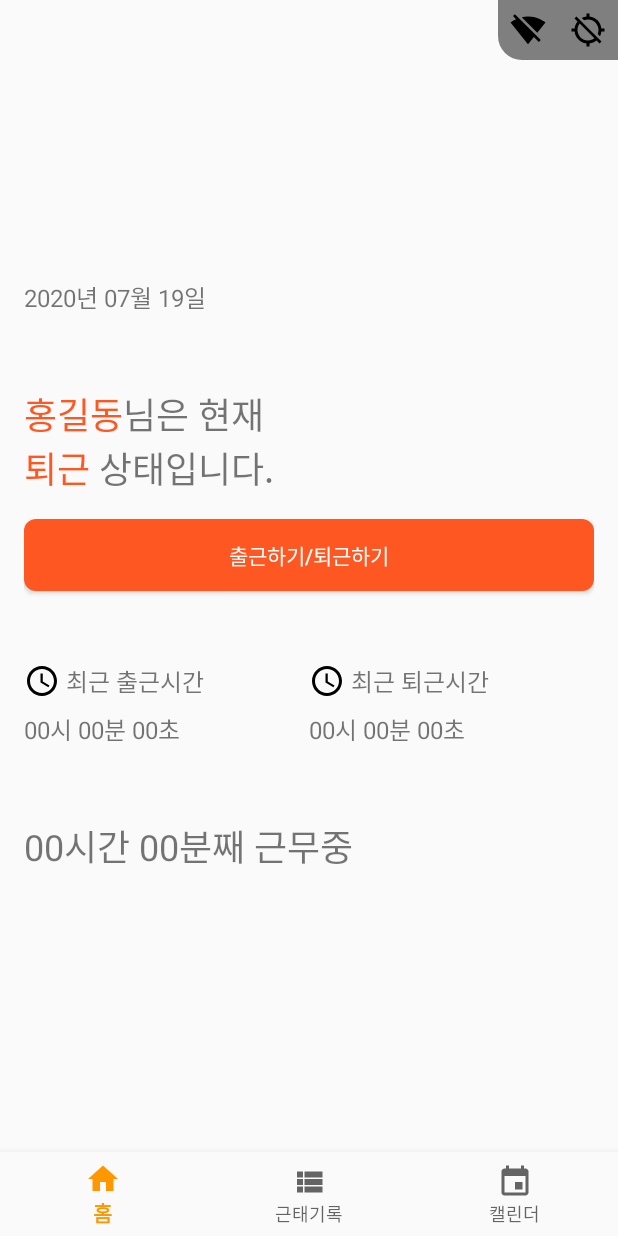
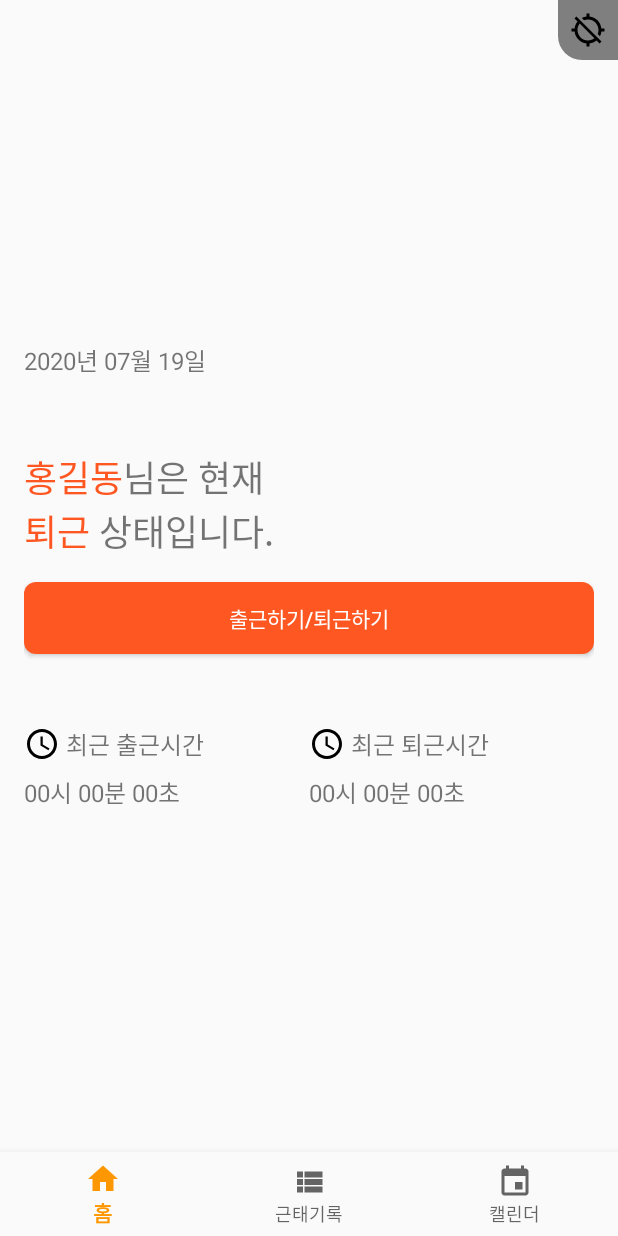
Before and after one commit to g-bridge-etners/g-bridge-etners, an Android app: the FragmentHome screen opened directly, with no data from a screen before it, after a tap on "출근하기/퇴근하기", on a phone screen of 412 x 824 dp. Run offline under Robolectric (Android 15) with nearby library versions, the phone set to English and light mode, and no system bars.

Commit message:
출퇴근 기능(출퇴근 1번씩 하고나면 출퇴근이 안되는 문제 있음)

```diff
--- a/app/src/main/java/com/gbridge/etners/ui/main/FragmentHome.java
+++ b/app/src/main/java/com/gbridge/etners/ui/main/FragmentHome.java
@@ -20,7 +20,6 @@ import androidx.fragment.app.Fragment;
 
 import com.gbridge.etners.R;
 import com.gbridge.etners.util.GpsReceiver;
-import com.gbridge.etners.util.WifiUtil;
 import com.gbridge.etners.util.retrofit.commute.CommuteAPI;
 import com.gbridge.etners.util.retrofit.commute.CommuteRequest;
 import com.gbridge.etners.util.retrofit.commute.CommuteResponse;
@@ -40,13 +39,14 @@ public class FragmentHome extends Fragment implements View.OnClickListener {
     private Context context;
     private Activity activity;
     private String token;
-    private boolean isWifiConnected = false;
     private boolean isGpsConnected = false;
-    private int commuteState = 0;   //0:미출근, 1:출근, 2:퇴근
+    private int commuteState = 3;   //1:출근, 2:퇴근, 3: 미출근
+    private Double lat;
+    private Double lon;
 
     private LinearLayout stateLayout;
-    private ImageView wifiState, gpsState;
-    private TextView date, name, userState, startTime, endTime, workingTime;
+    private ImageView gpsState;
+    private TextView date, name, userState, startTime, endTime;
     private Button checkButton;
 
     public FragmentHome(Context context, Activity activity, String token) {
@@ -60,9 +60,6 @@ public class FragmentHome extends Fragment implements View.OnClickListener {
     public View onCreateView(@NonNull LayoutInflater inflater, @Nullable ViewGroup container, @Nullable Bundle savedInstanceState) {
         View view = inflater.inflate(R.layout.fragment_home, container, false);
 
-        stateLayout = view.findViewById(R.id.home_stateLayout);
-        wifiState = view.findViewById(R.id.home_wifiState);
-        wifiState.setOnClickListener(this);
         gpsState = view.findViewById(R.id.home_gpsState);
         gpsState.setOnClickListener(this);
         date = view.findViewById(R.id.home_date);
@@ -70,12 +67,10 @@ public class FragmentHome extends Fragment implements View.OnClickListener {
         userState = view.findViewById(R.id.home_userState);
         startTime = view.findViewById(R.id.home_startTime);
         endTime = view.findViewById(R.id.home_endTime);
-        workingTime = view.findViewById(R.id.home_workingTime);
         checkButton = view.findViewById(R.id.home_checkButton);
         checkButton.setOnClickListener(this);
 
         setDateView();
-        checkWifiState(view);
         checkGpsState(view);
         checkCommuteState();
 
@@ -85,14 +80,11 @@ public class FragmentHome extends Fragment implements View.OnClickListener {
     @Override
     public void onClick(View v) {
         switch(v.getId()) {
-            case R.id.home_wifiState:
-                checkWifiState(v);
-                break;
             case R.id.home_gpsState:
                 checkGpsState(v);
                 break;
             case R.id.home_checkButton:
-                Toast.makeText(context, "출퇴근 버튼", Toast.LENGTH_SHORT).show();
+                commute(v);
                 break;
         }
     }
@@ -105,21 +97,6 @@ public class FragmentHome extends Fragment implements View.OnClickListener {
         date.setText(stringDate);
     }
 
-    private void checkWifiState(View view) {
-        String wifiAp = WifiUtil.getAp(view.getContext());
-
-        if(wifiAp != null) {
-            isWifiConnected = true;
-            wifiState.setImageResource(R.drawable.ic_wifi);
-            wifiState.setBackgroundTintList(ColorStateList.valueOf(getResources().getColor(R.color.colorAccent)));
-        }
-        else {
-            isWifiConnected = false;
-            wifiState.setImageResource(R.drawable.ic_wifi_off);
-            wifiState.setBackgroundTintList(ColorStateList.valueOf(getResources().getColor(R.color.colorGray)));
-        }
-    }
-
     private void checkGpsState(View view) {
         new GpsReceiver(view.getContext()) {
             @NonNull
@@ -127,12 +104,14 @@ public class FragmentHome extends Fragment implements View.OnClickListener {
             protected void onReceive(Double latitude, Double longitude) {
                 if(latitude != null && longitude != null){
                     isGpsConnected = true;
+                    lat = latitude;
+                    lon = longitude;
                     gpsState.setImageResource(R.drawable.ic_gps);
-                    gpsState.setBackgroundResource(R.color.colorAccent);
+                    gpsState.setBackgroundTintList(ColorStateList.valueOf(getResources().getColor(R.color.colorAccent)));
                 } else {
                     isGpsConnected = false;
                     gpsState.setImageResource(R.drawable.ic_gps_off);
-                    gpsState.setBackgroundResource(R.color.colorGray);
+                    gpsState.setBackgroundTintList(ColorStateList.valueOf(getResources().getColor(R.color.colorGray)));
                 }
             }
         };
@@ -156,21 +135,34 @@ public class FragmentHome extends Fragment implements View.OnClickListener {
                             Log.d("FragmentHome", "출퇴근 상태 반환 성공");
 
                             name.setText(userName);
+                            if(clockIn == null) {
+                                startTime.setText("기록 없음");
+                            }
+                            else {
                                 startTime.setText(clockIn);
+                            }
+                            if(clockOut == null) {
+                                endTime.setText("기록 없음");
+                            }
+                            else {
                                 endTime.setText(clockOut);
+                            }
 
                             switch(code) {
                                 case "csr0001":
                                     userState.setText("출근");
+                                    checkButton.setText("퇴근하기");
                                     commuteState = 1;
                                     break;
                                 case "csr0002":
                                     userState.setText("퇴근");
+                                    checkButton.setText("출근하기");
                                     commuteState = 2;
                                     break;
                                 case "csr0003":
                                     userState.setText("미출근");
-                                    commuteState = 0;
+                                    checkButton.setText("출근하기");
+                                    commuteState = 3;
                                     break;
                             }
                         }
@@ -188,39 +180,79 @@ public class FragmentHome extends Fragment implements View.OnClickListener {
 
                     @Override
                     public void onFailure(Call<CommuteCheckResponse> call, Throwable t) {
-                        Log.d("FragmentHome", "API 연결 실패");
+                        Log.d("FragmentHome", "출퇴근 상태 체크 API 연결 실패");
                         t.printStackTrace();
                     }
                 });
     }
 
-    private void commute() {
+    private void commute(View view) {
         String type = "";
         switch(commuteState) {
-            case 0:
-            case 2:
-                type = "in";
-                break;
             case 1:
                 type = "out";
                 break;
+            case 2:
+            case 3:
+                type = "in";
+                break;
+
         }
 
+        if(isGpsConnected) {
             Retrofit retrofit = new Retrofit.Builder()
                     .baseUrl("http://34.82.68.95:3000/")
                     .addConverterFactory(GsonConverterFactory.create())
                     .build();
-        retrofit.create(CommuteAPI.class).commute(token, new CommuteRequest())
+            retrofit.create(CommuteAPI.class).commute(token, new CommuteRequest("gps", type, lat, lon, null))
                     .enqueue(new Callback<CommuteResponse>() {
                         @Override
                         public void onResponse(Call<CommuteResponse> call, Response<CommuteResponse> response) {
+                            if(response.code() == 200) {
+                                Log.d("FragmentHome", "성공");
+                                switch(commuteState) {
+                                    case 1:
+                                        Log.d("FragmentHome", "퇴근 완료");
+                                        break;
+                                    case 2:
+                                    case 3:
+                                        Log.d("FragmentHome", "출근 완료");
+                                        break;
 
+                                }
+                                checkCommuteState();
+                            }
+                            else if(response.code() == 400) {
+                                Log.d("FragmentHome", "전달인자 오류");
+                            }
+                            else if(response.code() == 401) {
+                                Log.d("FragmentHome", "토큰 검증 실패");
+                            }
+                            else if(response.code() == 406) {
+                                Log.d("FragmentHome", "위치가 회사가 아님");
+                            }
+                            else if(response.code() == 415) {
+                                Log.d("FragmentHome", "잘못된 요청타입");
+                            }
+                            else if(response.code() == 418) {
+                                Log.d("FragmentHome", "출퇴근 상태 체크 오류");
+                            }
+                            else if(response.code() == 500) {
+                                Log.d("FragmentHome", "서버 오류");
+                            }
                         }
 
                         @Override
                         public void onFailure(Call<CommuteResponse> call, Throwable t) {
-
+                            Log.d("FragmentHome", "출퇴근 API 연결 실패");
+                            t.printStackTrace();
                         }
                     });
         }
+        else {
+            Toast.makeText(context, "GPS가 연결되어 있지 않습니다.", Toast.LENGTH_SHORT).show();
+            checkGpsState(view);
         }
+
+    }
+}
--- a/app/src/main/res/layout/fragment_home.xml
+++ b/app/src/main/res/layout/fragment_home.xml
@@ -5,33 +5,16 @@
     android:layout_height="match_parent"
     xmlns:app="http://schemas.android.com/apk/res-auto">
 
-    <LinearLayout
-        android:id="@+id/home_stateLayout"
-        android:layout_width="80dp"
+    <ImageView
+        android:id="@+id/home_gpsState"
+        android:layout_width="40dp"
         android:layout_height="40dp"
-        android:orientation="horizontal"
         android:background="@drawable/bg_state"
+        android:backgroundTint="@color/colorGray"
+        android:src="@drawable/ic_gps_off"
+        android:padding="8dp"
         app:layout_constraintTop_toTopOf="parent"
-        app:layout_constraintRight_toRightOf="parent">
-
-        <ImageView
-            android:id="@+id/home_wifiState"
-            android:layout_width="40dp"
-            android:layout_height="40dp"
-            android:background="@drawable/bg_state"
-            android:backgroundTint="@color/colorGray"
-            android:src="@drawable/ic_wifi_off"
-            android:padding="8dp" />
-
-        <ImageView
-            android:id="@+id/home_gpsState"
-            android:layout_width="40dp"
-            android:layout_height="40dp"
-            android:background="@color/colorGray"
-            android:src="@drawable/ic_gps_off"
-            android:padding="8dp" />
-
-    </LinearLayout>
+        app:layout_constraintRight_toRightOf="parent"/>
 
     <LinearLayout
         android:layout_width="match_parent"
@@ -158,14 +141,6 @@
 
         </LinearLayout>
 
-        <TextView
-            android:id="@+id/home_workingTime"
-            android:layout_width="wrap_content"
-            android:layout_height="wrap_content"
-            android:text="00시간 00분째 근무중"
-            android:textSize="24sp"
-            android:layout_marginTop="48dp"/>
-
     </LinearLayout>
 
 </androidx.constraintlayout.widget.ConstraintLayout>
```
Also changed, not shown: app/src/main/java/com/gbridge/etners/util/retrofit/commute/CommuteRequest.java (+14 -6 lines). Lines whose indentation alone changed are shown as unchanged.
